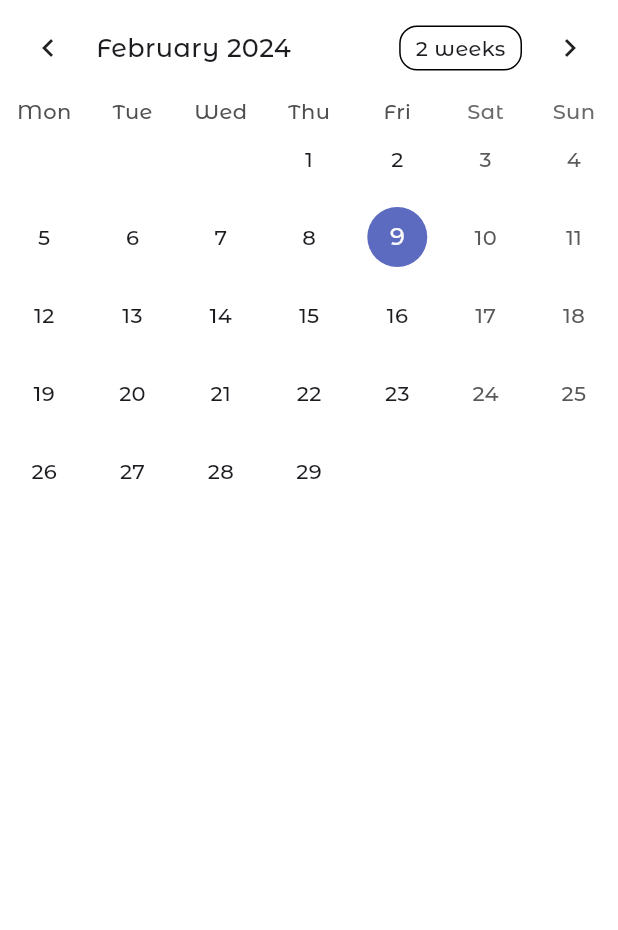
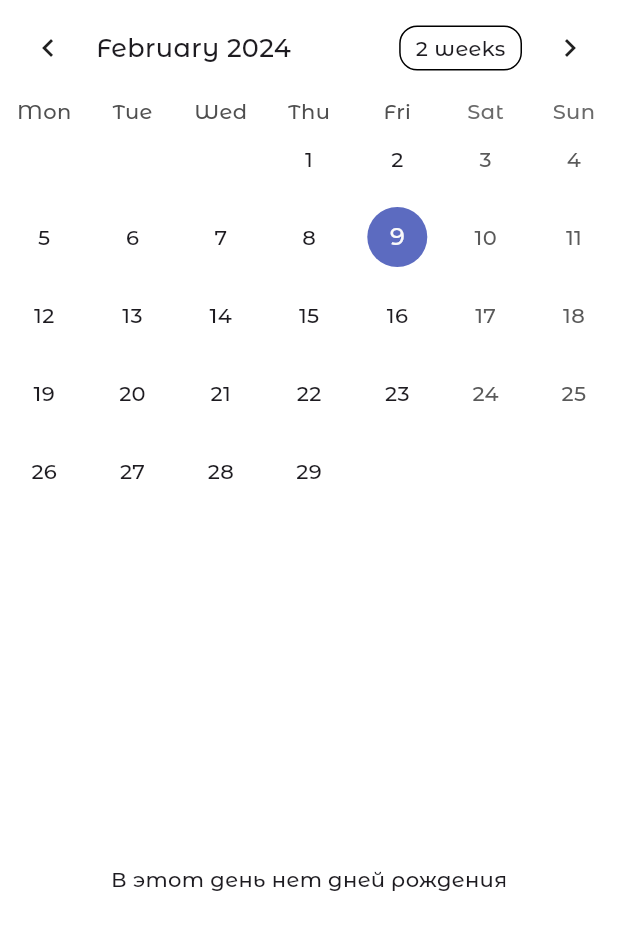
Before and after one commit to Krapivka/birthdays_reminder, a Flutter app: the CalendarPageView widget shown alone on an empty page, opened directly, on a phone screen of 412 x 824 dp. Shown: the top 930 px of the screen. Run offline on Flutter 3.47's test engine with Material 3 defaults, Android fonts, the phone set to English and light mode, and no system bars; drawn by our look-alikes of table_calendar; our stand-ins replace auto_route, bloc, dartz, equatable, flutter_bloc, image_picker and 1 more; accounts and stored records are empty; project files that could hold a hidden picture were left out.

Commit message:
specified the intervals in the calendar

```diff
--- a/lib/features/calendar/bloc/bloc/calendar_bloc.dart
+++ b/lib/features/calendar/bloc/bloc/calendar_bloc.dart
@@ -59,7 +59,3 @@ class CalendarBloc extends Bloc<CalendarEvent, CalendarState> {
 int getHashCode(DateTime key) {
   return key.day * 1000000 + key.month * 10000 + key.year;
 }
-
-final kToday = DateTime.now();
-final kFirstDay = DateTime(kToday.year, 1, kToday.day);
-final kLastDay = DateTime(kToday.year, kToday.month + 12, kToday.day);
--- a/lib/features/calendar/bloc/bloc/calendar_state.dart
+++ b/lib/features/calendar/bloc/bloc/calendar_state.dart
@@ -13,6 +13,12 @@ class CalendarState extends Equatable {
   LinkedHashMap<DateTime, List<PersonModel>> birthdays;
   List<PersonModel> birthdaysInSelectedDay;
   CalendarStatus status;
+  final DateTime today = DateTime.now();
+
+  DateTime get firstDay => DateTime(today.year, 1, 1);
+
+  DateTime get lastDay =>
+      DateTime(today.year, 12, DateTime(today.year + 1, 1, 0).day);
 
   @override
   List<Object> get props => [status, birthdays, birthdaysInSelectedDay];
--- a/lib/features/calendar/calendar.dart
+++ b/lib/features/calendar/calendar.dart
@@ -57,8 +57,8 @@ class _CalendarPageViewState extends State<CalendarPageView> {
         BlocBuilder<CalendarBloc, CalendarState>(
           builder: (context, state) {
             return TableCalendar<PersonModel>(
-              firstDay: kFirstDay,
-              lastDay: kLastDay,
+              firstDay: state.firstDay,
+              lastDay: state.lastDay,
               focusedDay: _focusedDay,
               selectedDayPredicate: (day) => isSameDay(_selectedDay, day),
               calendarFormat: _calendarFormat,
@@ -90,6 +90,11 @@ class _CalendarPageViewState extends State<CalendarPageView> {
             padding: const EdgeInsets.all(8.0),
             child: BlocBuilder<CalendarBloc, CalendarState>(
               builder: (context, state) {
+                if (state.birthdaysInSelectedDay.isEmpty) {
+                  return const Center(
+                    child: Text('В этот день нет дней рождения'),
+                  );
+                }
                 return ListView.builder(
                   shrinkWrap: true,
                   itemCount: state.birthdaysInSelectedDay.length,
```
